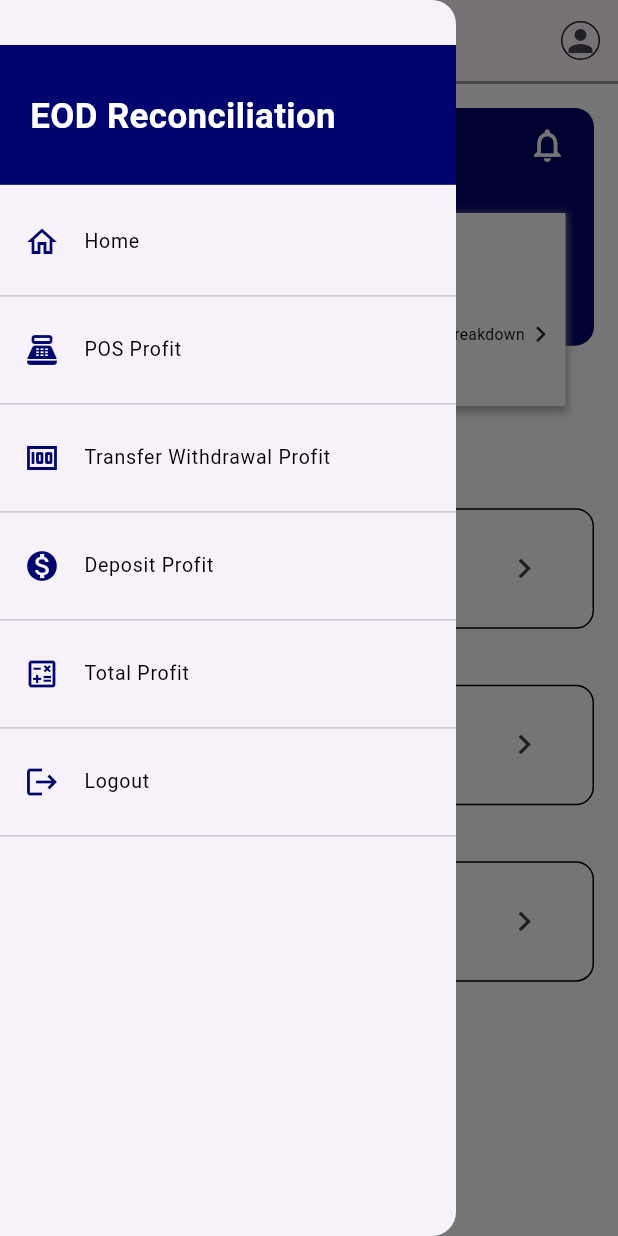
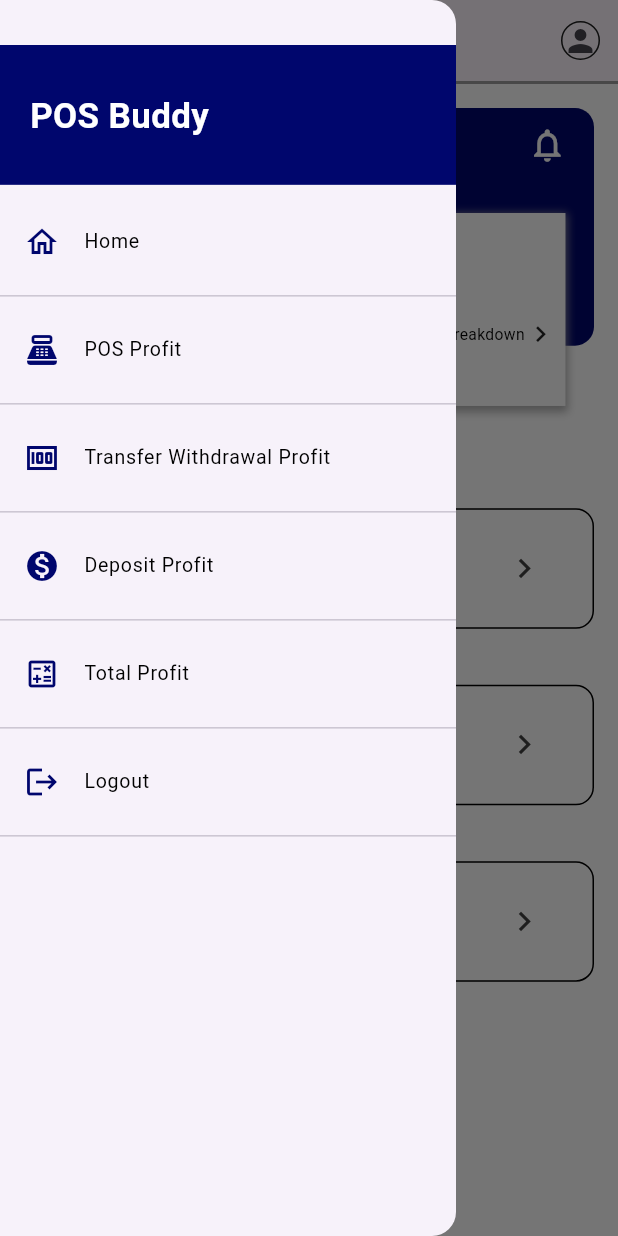
Before and after one commit to Dejito/eod-reconciliation_, a Flutter app: the Dashboard screen opened by its route, with the side drawer open, on a phone screen of 412 x 824 dp. Run offline on Flutter 3.47's test engine with Material 3 defaults, Android fonts, the phone set to English and light mode, and no system bars; our stand-ins replace flutter_easyloading, flutter_screenutil, fluttertoast, google_fonts, sqflite; missing offline and left inert: dart:ffi; accounts and stored records are empty; Roboto replaces fonts that are missing (Mitr).

Commit message:
bugs fixed for 3mtt submission

```diff
--- a/lib/screens/dashboard/dashboard.dart
+++ b/lib/screens/dashboard/dashboard.dart
@@ -104,7 +104,7 @@ class _DashboardState extends State<Dashboard> {
                 height: 20.h,
               ),
               transactionTypeButton(
-                  title: "Bank Transfer Withdrawal",
+                  title: "Transfer Withdrawal",
                   onTap: () {
                     Navigator.of(context)
                         .pushNamed(TransferWithdrawalScreen.id);
--- a/lib/screens/history/history.dart
+++ b/lib/screens/history/history.dart
@@ -11,7 +11,7 @@ import '../../providers/tf_withdrawal_brain.dart';
 class History extends StatefulWidget {
   static const id = 'history';
 
-  const History({Key? key}) : super(key: key);
+  const History({super.key});
 
   @override
   State<History> createState() => _HistoryState();
--- a/lib/screens/pre_login/onboarding.dart
+++ b/lib/screens/pre_login/onboarding.dart
@@ -81,7 +81,7 @@ class OnboardingScreenState extends State<OnboardingScreen>
                       // height: 400,
                     ),
                     Text(
-                      "EOD RECONCILIATION",
+                      "POS Buddy",
                       style: GoogleFonts.oleoScript(
                         fontSize: 25.sp,
                         fontWeight: FontWeight.bold,
--- a/lib/screens/pre_login/splash_screen.dart
+++ b/lib/screens/pre_login/splash_screen.dart
@@ -67,7 +67,7 @@ class _SplashScreenState extends State<SplashScreen>
         //   height: 10.h,
         // ),
         Text(
-          "EOD RECONCILIATION",
+          "POS Buddy",
           style: GoogleFonts.oleoScript(
             fontSize: 25.sp,
             fontWeight: FontWeight.bold,
--- a/lib/screens/tab_screen.dart
+++ b/lib/screens/tab_screen.dart
@@ -23,6 +23,7 @@ class _TabScreenState extends State<TabScreen> {
     {'page': const History(), 'title': 'HISTORY'},
 
   ];
+
 
   void selectPage(int index) {
     setState(() {
--- a/lib/widgets/main_drawer.dart
+++ b/lib/widgets/main_drawer.dart
@@ -50,7 +50,7 @@ class MainDrawer extends StatelessWidget {
               padding: const EdgeInsets.all(20),
               alignment: Alignment.centerLeft,
               color: AppColors.primaryColor,
-              child: titleText ('EOD Reconciliation',
+              child: titleText ('POS Buddy',
                   fontWeight: FontWeight.w700,
                   fontSize: 25,
                   color: Colors.white,
```
Also changed, not shown: lib/screens/dashboard/profile_page.dart (+4 -7 lines), 1 other file.
